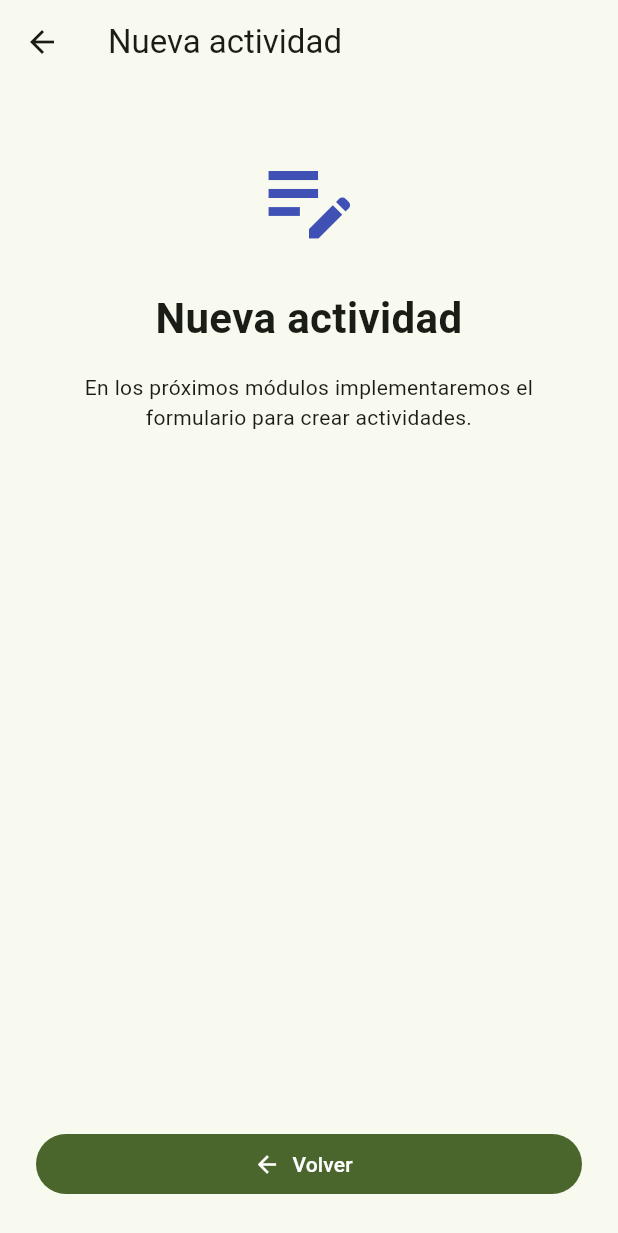
After one commit to Soffgonzzalez/miorganizador-flutter, a Flutter app: the screen it shows after launch, after a tap on the "add" icon, on a phone screen of 412 x 824 dp. The commit adds this screen. Shown: the top 1233 px of the screen. Run offline on Flutter 3.47's test engine with Material 3 defaults, Android fonts, the phone set to English and light mode, and no system bars.

Commit message:
feat: agrego new activity screen

```diff
--- a/mi_organizador/lib/config/app_theme.dart
+++ b/mi_organizador/lib/config/app_theme.dart
@@ -4,5 +4,5 @@ class AppTheme {
   AppTheme._();
 
   static ThemeData get lightTheme =>
-      ThemeData(useMaterial3: true, colorSchemeSeed: Colors.indigo);
+      ThemeData(useMaterial3: true, colorSchemeSeed: Colors.lightGreen);
 }
--- a/mi_organizador/lib/presentation/screens/home_screen.dart
+++ b/mi_organizador/lib/presentation/screens/home_screen.dart
@@ -1,4 +1,5 @@
 import 'package:flutter/material.dart';
+import 'package:mi_organizador/presentation/screens/new_activity_screen.dart';
 import 'package:mi_organizador/presentation/screens/widgets/activity_card.dart';
 
 class HomeScreen extends StatelessWidget {
@@ -46,15 +47,15 @@ class HomeScreen extends StatelessWidget {
           ],
         ),
       ),
-      //floatingActionButton: FloatingActionButton(
-      //        onPressed: () {
-      //          Navigator.push(
-      //            context,
-      //            MaterialPageRoute(builder: (_) => const NewActivityScreen()),
-      //          );
-      //        },
-      //        child: const Icon(Icons.add),
-      //        ),
+      floatingActionButton: FloatingActionButton(
+              onPressed: () {
+                Navigator.push(
+                  context,
+                  MaterialPageRoute(builder: (_) => const NewActivityScreen()),
+                );
+              },
+              child: const Icon(Icons.add),
+              ),
     );
   }
 }
--- /dev/null
+++ b/mi_organizador/lib/presentation/screens/new_activity_screen.dart
@@ -0,0 +1,48 @@
+import 'package:flutter/material.dart';
+
+class NewActivityScreen extends StatelessWidget {
+  const NewActivityScreen({super.key});
+
+  @override
+  Widget build(BuildContext context) {
+    return Scaffold(
+      appBar: AppBar(title: const Text('Nueva actividad')),
+      body: Padding(
+        padding: const EdgeInsets.all(24),
+        child: Column(
+          crossAxisAlignment: CrossAxisAlignment.stretch,
+          children: [
+            const SizedBox(height: 16),
+
+            const Icon(Icons.edit_note, size: 72, color: Colors.indigo),
+
+            const SizedBox(height: 24),
+
+            const Text(
+              'Nueva actividad',
+              textAlign: TextAlign.center,
+              style: TextStyle(fontSize: 28, fontWeight: FontWeight.bold),
+            ),
+
+            const SizedBox(height: 16),
+
+            const Text(
+              'En los próximos módulos implementaremos el formulario para crear actividades.',
+              textAlign: TextAlign.center,
+            ),
+
+            const Spacer(),
+
+            FilledButton.icon(
+              onPressed: () {
+                Navigator.pop(context);
+              },
+              icon: const Icon(Icons.arrow_back),
+              label: const Text('Volver'),
+            ),
+          ],
+        ),
+      ),
+    );
+  }
+}
```
Also changed, not shown: 1 other file.
